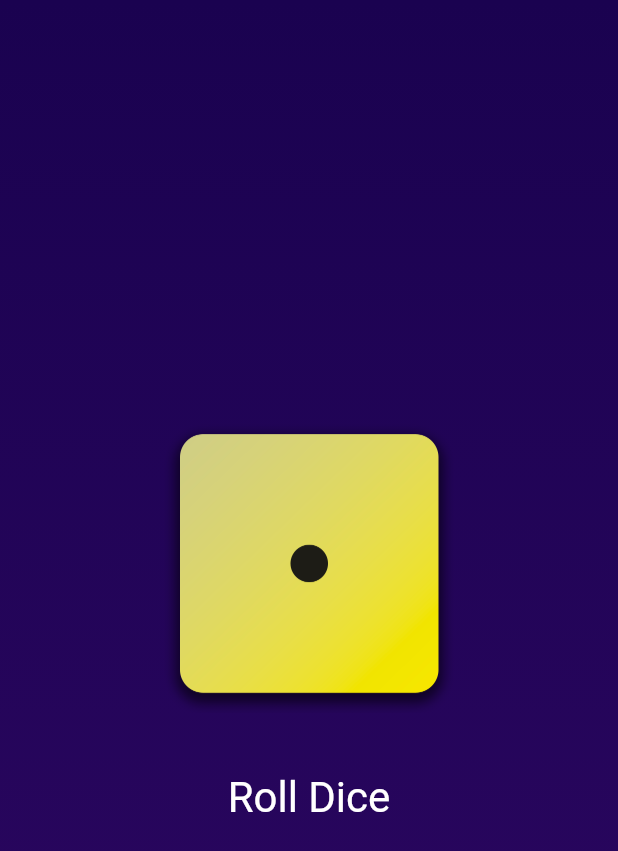
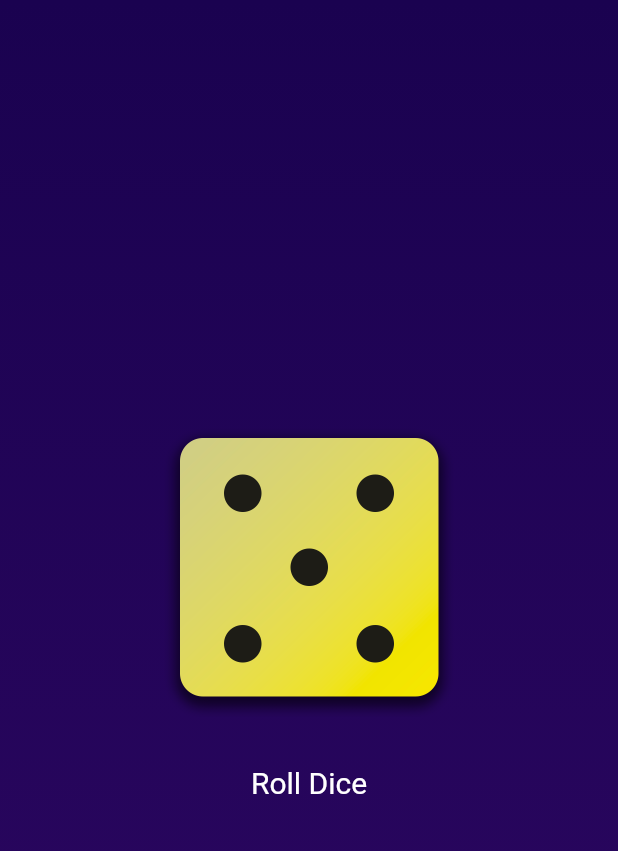
Before and after one commit to EmraanIqbal/roll-dice, a Flutter app: the screen it shows after launch, after a tap on "Roll Dice", on a phone screen of 412 x 824 dp. Shown: the top 851 px of the screen. Run offline on Flutter 3.47's test engine with Material 3 defaults, Android fonts, the phone set to English and light mode, and no system bars.

```diff
--- a/lib/dice_roller.dart
+++ b/lib/dice_roller.dart
@@ -0,0 +1,53 @@
+import 'dart:math';
+
+import 'package:flutter/material.dart';
+
+final randomizer = Random();
+
+class DiceRoller extends StatefulWidget {
+  const DiceRoller({super.key});
+  @override
+  State<DiceRoller> createState() {
+    return _DiceRollerState();
+  }
+}
+
+class _DiceRollerState extends State<DiceRoller> {
+  var currentDiceRoll = 2;
+
+  void rollDice() {
+    setState(() {
+      currentDiceRoll = randomizer.nextInt(6) + 1;
+    });
+  }
+
+  @override
+  Widget build(BuildContext context) {
+    return Column(
+      mainAxisSize: MainAxisSize.min,
+      children: [
+        Image.asset(
+          'assets/images/dice-$currentDiceRoll.png',
+          width: 200,
+        ),
+        const SizedBox(height: 20),
+        TextButton(
+          onPressed: rollDice,
+          style: TextButton.styleFrom(
+            padding: const EdgeInsets.only(
+              top: 10,
+              bottom: 10,
+              left: 20,
+              right: 20,
+            ),
+            foregroundColor: Colors.white,
+            textStyle: const TextStyle(
+              fontSize: 20,
+            ),
+          ),
+          child: Text('Roll Dice'),
+        ),
+      ],
+    );
+  }
+}
--- a/lib/gradient_container.dart
+++ b/lib/gradient_container.dart
@@ -1,20 +1,15 @@
+import 'package:first_app/dice_roller.dart';
 import 'package:flutter/material.dart';
 
 const startAlignment = Alignment.topLeft;
 const endAlignment = Alignment.bottomLeft;
 
 class GradientContainer extends StatelessWidget {
-  GradientContainer(this.color, {super.key});
+  const GradientContainer(this.color, {super.key});
 
-  GradientContainer.purple(this.color, {super.key});
-
-  var activeDiceImage = 'assets/images/dice-1.png';
+  const GradientContainer.purple(this.color, {super.key});
 
   final List<Color> color;
-
-  void rollDice() {
-    activeDiceImage = 'assets/images/dice-3.png';
-  }
 
   @override
   Widget build(context) {
@@ -27,25 +22,7 @@ class GradientContainer extends StatelessWidget {
         ),
       ),
       child: Center(
-        child: Column(
-          mainAxisSize: MainAxisSize.min,
-          children: [
-            Image.asset(
-              activeDiceImage,
-              width: 200,
-            ),
-            const SizedBox(height: 20),
-            TextButton(
-              onPressed: rollDice,
-              style: TextButton.styleFrom(
-                padding: const EdgeInsets.only(top: 20),
-                foregroundColor: Colors.white,
-                textStyle: const TextStyle(fontSize: 28),
-              ),
-              child: Text('Roll Dice'),
-            ),
-          ],
-        ),
+        child: DiceRoller(),
       ),
     );
   }
```
Also changed, not shown: 1 other file.
